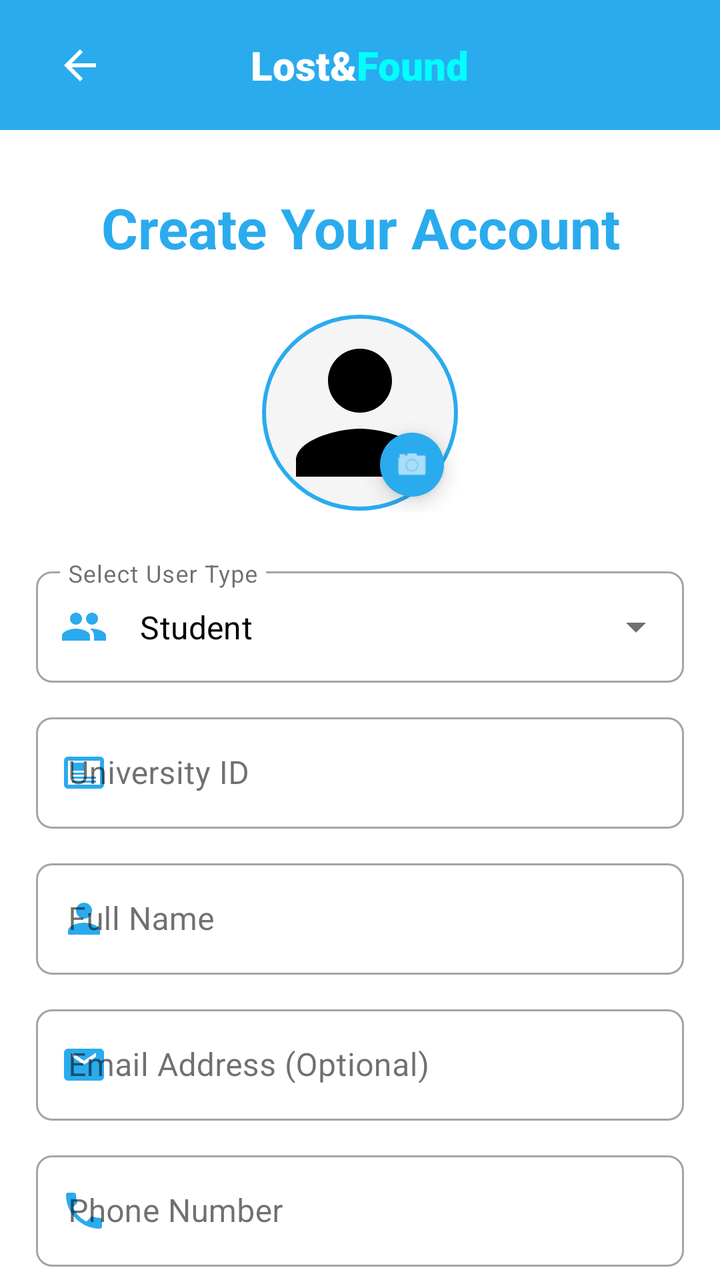
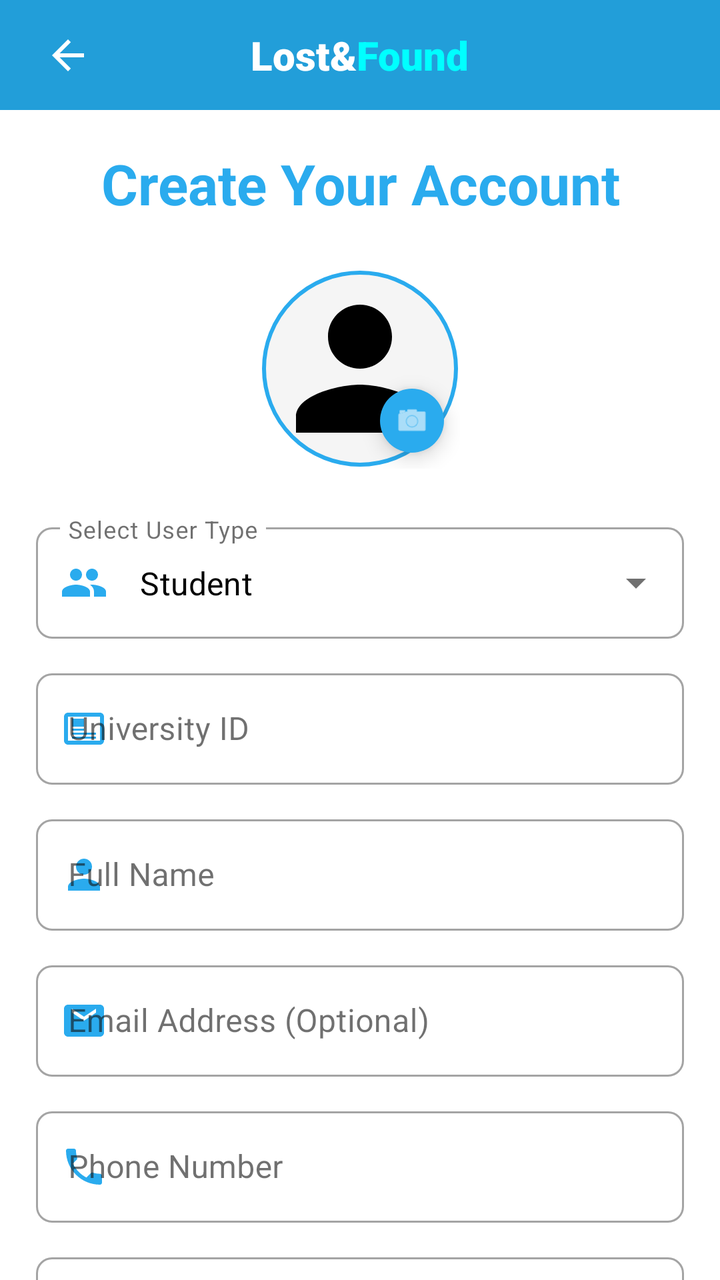

An Android layout rendered at two revisions. The XML below is the earlier revision; the diff shows what the commit changed to produce the second picture.
<!-- AndroidManifest.xml: application theme AppTheme -->
<!-- res/layout/activity_user_registration.xml -->
<?xml version="1.0" encoding="utf-8"?>
<androidx.coordinatorlayout.widget.CoordinatorLayout xmlns:android="http://schemas.android.com/apk/res/android"
    xmlns:app="http://schemas.android.com/apk/res-auto"
    xmlns:tools="http://schemas.android.com/tools"
    android:layout_width="match_parent"
    android:layout_height="match_parent"
    android:background="@color/white"
    android:fitsSystemWindows="true">

    <com.google.android.material.appbar.AppBarLayout
        android:layout_width="match_parent"
        android:layout_height="wrap_content"
        android:background="@color/primaryColor"
        android:fitsSystemWindows="true"
        app:elevation="0dp">

        <androidx.constraintlayout.widget.ConstraintLayout
            android:layout_width="match_parent"
            android:layout_height="65dp"
            android:paddingHorizontal="16dp">

            <ImageButton
                android:id="@+id/btnBack"
                android:layout_width="48dp"
                android:layout_height="48dp"
                android:background="?attr/selectableItemBackgroundBorderless"
                android:contentDescription="@string/back"
                android:src="@drawable/ic_back_arrow"
                app:layout_constraintBottom_toBottomOf="parent"
                app:layout_constraintStart_toStartOf="parent"
                app:layout_constraintTop_toTopOf="parent"
                app:tint="@color/white" />

            <LinearLayout
                android:layout_width="wrap_content"
                android:layout_height="wrap_content"
                android:orientation="horizontal"
                app:layout_constraintBottom_toBottomOf="parent"
                app:layout_constraintEnd_toEndOf="parent"
                app:layout_constraintStart_toStartOf="parent"
                app:layout_constraintTop_toTopOf="parent">

                <TextView
                    android:layout_width="wrap_content"
                    android:layout_height="wrap_content"
                    android:fontFamily="sans-serif-black"
                    android:text="@string/lost_part"
                    android:textColor="@color/white"
                    android:textSize="20sp" />

                <TextView
                    android:layout_width="wrap_content"
                    android:layout_height="wrap_content"
                    android:fontFamily="sans-serif-black"
                    android:text="@string/found_part"
                    android:textColor="@color/cyan"
                    android:textSize="20sp" />
            </LinearLayout>

        </androidx.constraintlayout.widget.ConstraintLayout>
    </com.google.android.material.appbar.AppBarLayout>

    <androidx.core.widget.NestedScrollView
        android:layout_width="match_parent"
        android:layout_height="match_parent"
        android:fillViewport="true"
        app:layout_behavior="@string/appbar_scrolling_view_behavior">

        <LinearLayout
            android:layout_width="match_parent"
            android:layout_height="wrap_content"
            android:orientation="vertical"
            android:padding="18dp">

            
            <TextView
                android:layout_width="wrap_content"
                android:layout_height="wrap_content"
                android:layout_gravity="center_horizontal"
                android:layout_marginTop="12dp"
                android:gravity="center"
                android:lineSpacingExtra="2dp"
                android:text="@string/register_title"
                android:textColor="@color/vibrantBlue"
                android:textSize="28sp"
                android:textStyle="bold" />

            
            <FrameLayout
                android:layout_width="wrap_content"
                android:layout_height="wrap_content"
                android:layout_gravity="center_horizontal"
                android:layout_marginTop="24dp"
                android:layout_marginBottom="24dp">

                <com.google.android.material.imageview.ShapeableImageView
                    android:id="@+id/ivProfilePicture"
                    android:layout_width="100dp"
                    android:layout_height="100dp"
                    android:background="@color/lightGrey"
                    android:padding="2dp"
                    android:scaleType="centerCrop"
                    android:src="@drawable/ic_user"
                    app:shapeAppearanceOverlay="@style/ShapeAppearance.App.Circle"
                    app:strokeColor="@color/vibrantBlue"
                    app:strokeWidth="2dp" />

                <com.google.android.material.floatingactionbutton.FloatingActionButton
                    android:id="@+id/fabAddPhoto"
                    android:layout_width="wrap_content"
                    android:layout_height="wrap_content"
                    android:layout_gravity="bottom|end"
                    android:backgroundTint="@color/vibrantBlue"
                    android:contentDescription="@string/add_photo"
                    android:src="@android:drawable/ic_menu_camera"
                    app:fabCustomSize="32dp"
                    app:maxImageSize="18dp"
                    app:tint="@color/white" />
            </FrameLayout>

            
            <com.google.android.material.textfield.TextInputLayout
                android:id="@+id/tilUserType"
                style="@style/Widget.MaterialComponents.TextInputLayout.OutlinedBox.ExposedDropdownMenu"
                android:layout_width="match_parent"
                android:layout_height="wrap_content"
                android:layout_marginBottom="12dp"
                android:hint="Select User Type"
                app:boxCornerRadiusBottomEnd="8dp"
                app:boxCornerRadiusBottomStart="8dp"
                app:boxCornerRadiusTopEnd="8dp"
                app:boxCornerRadiusTopStart="8dp"
                app:startIconDrawable="@drawable/ic_users"
                app:startIconTint="@color/primaryColor">

                <AutoCompleteTextView
                    android:id="@+id/actvUserType"
                    android:layout_width="match_parent"
                    android:layout_height="wrap_content"
                    android:inputType="none"
                    android:text="Student"
                    android:textColor="@color/black" />
            </com.google.android.material.textfield.TextInputLayout>

            
            <com.google.android.material.textfield.TextInputLayout
                android:id="@+id/tilUniversityId"
                style="@style/Widget.MaterialComponents.TextInputLayout.OutlinedBox"
                android:layout_width="match_parent"
                android:layout_height="wrap_content"
                android:layout_marginBottom="12dp"
                android:hint="@string/hint_university_id"
                app:boxCornerRadiusBottomEnd="8dp"
                app:boxCornerRadiusBottomStart="8dp"
                app:boxCornerRadiusTopEnd="8dp"
                app:boxCornerRadiusTopStart="8dp"
                app:startIconDrawable="@drawable/ic_admin_id"
                app:startIconTint="@color/primaryColor">

                <com.google.android.material.textfield.TextInputEditText
                    android:id="@+id/etUniversityId"
                    android:layout_width="match_parent"
                    android:layout_height="wrap_content"
                    android:inputType="text"
                    android:textColor="@color/black" />
            </com.google.android.material.textfield.TextInputLayout>

            
            <com.google.android.material.textfield.TextInputLayout
                android:id="@+id/tilFullName"
                style="@style/Widget.MaterialComponents.TextInputLayout.OutlinedBox"
                android:layout_width="match_parent"
                android:layout_height="wrap_content"
                android:layout_marginBottom="12dp"
                android:hint="@string/hint_full_name"
                app:boxCornerRadiusBottomEnd="8dp"
                app:boxCornerRadiusBottomStart="8dp"
                app:boxCornerRadiusTopEnd="8dp"
                app:boxCornerRadiusTopStart="8dp"
                app:startIconDrawable="@drawable/ic_user"
                app:startIconTint="@color/primaryColor">

                <com.google.android.material.textfield.TextInputEditText
                    android:id="@+id/etFullName"
                    android:layout_width="match_parent"
                    android:layout_height="wrap_content"
                    android:inputType="textPersonName"
                    android:textColor="@color/black" />
            </com.google.android.material.textfield.TextInputLayout>

            
            <com.google.android.material.textfield.TextInputLayout
                android:id="@+id/tilEmail"
                style="@style/Widget.MaterialComponents.TextInputLayout.OutlinedBox"
                android:layout_width="match_parent"
                android:layout_height="wrap_content"
                android:layout_marginBottom="12dp"
                android:hint="@string/hint_email"
                app:boxCornerRadiusBottomEnd="8dp"
                app:boxCornerRadiusBottomStart="8dp"
                app:boxCornerRadiusTopEnd="8dp"
                app:boxCornerRadiusTopStart="8dp"
                app:startIconDrawable="@drawable/ic_envelope"
                app:startIconTint="@color/primaryColor">

                <com.google.android.material.textfield.TextInputEditText
                    android:id="@+id/etEmail"
                    android:layout_width="match_parent"
                    android:layout_height="wrap_content"
                    android:inputType="textEmailAddress"
                    android:textColor="@color/black" />
            </com.google.android.material.textfield.TextInputLayout>

            
            <com.google.android.material.textfield.TextInputLayout
                android:id="@+id/tilPhone"
                style="@style/Widget.MaterialComponents.TextInputLayout.OutlinedBox"
                android:layout_width="match_parent"
                android:layout_height="wrap_content"
                android:layout_marginBottom="12dp"
                android:hint="@string/hint_phone"
                app:boxCornerRadiusBottomEnd="8dp"
                app:boxCornerRadiusBottomStart="8dp"
                app:boxCornerRadiusTopEnd="8dp"
                app:boxCornerRadiusTopStart="8dp"
                app:startIconDrawable="@drawable/ic_phone"
                app:startIconTint="@color/primaryColor">

                <com.google.android.material.textfield.TextInputEditText
                    android:id="@+id/etPhone"
                    android:layout_width="match_parent"
                    android:layout_height="wrap_content"
                    android:inputType="phone"
                    android:textColor="@color/black" />
            </com.google.android.material.textfield.TextInputLayout>

            
            <com.google.android.material.textfield.TextInputLayout
                android:id="@+id/tilDesignation"
                style="@style/Widget.MaterialComponents.TextInputLayout.OutlinedBox"
                android:layout_width="match_parent"
                android:layout_height="wrap_content"
                android:layout_marginBottom="12dp"
                android:hint="Designation"
                android:visibility="gone"
                app:boxCornerRadiusBottomEnd="8dp"
                app:boxCornerRadiusBottomStart="8dp"
                app:boxCornerRadiusTopEnd="8dp"
                app:boxCornerRadiusTopStart="8dp"
                app:startIconDrawable="@drawable/ic_list"
                app:startIconTint="@color/primaryColor">

                <com.google.android.material.textfield.TextInputEditText
                    android:id="@+id/etDesignation"
                    android:layout_width="match_parent"
                    android:layout_height="wrap_content"
                    android:inputType="text"
                    android:textColor="@color/black" />
            </com.google.android.material.textfield.TextInputLayout>

            
            <com.google.android.material.textfield.TextInputLayout
                android:id="@+id/tilBatch"
                style="@style/Widget.MaterialComponents.TextInputLayout.OutlinedBox"
                android:layout_width="match_parent"
                android:layout_height="wrap_content"
                android:layout_marginBottom="12dp"
                android:hint="@string/hint_batch"
                app:boxCornerRadiusBottomEnd="8dp"
                app:boxCornerRadiusBottomStart="8dp"
                app:boxCornerRadiusTopEnd="8dp"
                app:boxCornerRadiusTopStart="8dp"
                app:startIconDrawable="@drawable/ic_users"
                app:startIconTint="@color/primaryColor">

                <com.google.android.material.textfield.TextInputEditText
                    android:id="@+id/etBatch"
                    android:layout_width="match_parent"
                    android:layout_height="wrap_content"
                    android:inputType="text"
                    android:textColor="@color/black" />
            </com.google.android.material.textfield.TextInputLayout>

            
            <com.google.android.material.textfield.TextInputLayout
                android:id="@+id/tilDepartment"
                style="@style/Widget.MaterialComponents.TextInputLayout.OutlinedBox"
                android:layout_width="match_parent"
                android:layout_height="wrap_content"
                android:layout_marginBottom="12dp"
                android:hint="@string/hint_department"
                app:boxCornerRadiusBottomEnd="8dp"
                app:boxCornerRadiusBottomStart="8dp"
                app:boxCornerRadiusTopEnd="8dp"
                app:boxCornerRadiusTopStart="8dp"
                app:startIconDrawable="@drawable/ic_building"
                app:startIconTint="@color/primaryColor">

                <com.google.android.material.textfield.TextInputEditText
                    android:id="@+id/etDepartment"
                    android:layout_width="match_parent"
                    android:layout_height="wrap_content"
                    android:inputType="text"
                    android:textColor="@color/black" />
            </com.google.android.material.textfield.TextInputLayout>

            
            <com.google.android.material.textfield.TextInputLayout
                android:id="@+id/tilLevelTerm"
                style="@style/Widget.MaterialComponents.TextInputLayout.OutlinedBox.ExposedDropdownMenu"
                android:layout_width="match_parent"
                android:layout_height="wrap_content"
                android:layout_marginBottom="12dp"
                android:hint="@string/hint_level_term"
                app:boxCornerRadiusBottomEnd="8dp"
                app:boxCornerRadiusBottomStart="8dp"
                app:boxCornerRadiusTopEnd="8dp"
                app:boxCornerRadiusTopStart="8dp"
                app:startIconDrawable="@drawable/ic_layers"
                app:startIconTint="@color/primaryColor">

                <AutoCompleteTextView
                    android:id="@+id/actvLevelTerm"
                    android:layout_width="match_parent"
                    android:layout_height="wrap_content"
                    android:inputType="none"
                    android:textColor="@color/black" />
            </com.google.android.material.textfield.TextInputLayout>

            
            <com.google.android.material.textfield.TextInputLayout
                android:id="@+id/tilPassword"
                style="@style/Widget.MaterialComponents.TextInputLayout.OutlinedBox"
                android:layout_width="match_parent"
                android:layout_height="wrap_content"
                android:layout_marginBottom="12dp"
                android:hint="@string/hint_password"
                app:boxCornerRadiusBottomEnd="8dp"
                app:boxCornerRadiusBottomStart="8dp"
                app:boxCornerRadiusTopEnd="8dp"
                app:boxCornerRadiusTopStart="8dp"
                app:passwordToggleEnabled="true"
                app:passwordToggleTint="@color/primaryColor"
                app:startIconDrawable="@drawable/ic_lock"
                app:startIconTint="@color/primaryColor">

                <com.google.android.material.textfield.TextInputEditText
                    android:id="@+id/etPassword"
                    android:layout_width="match_parent"
                    android:layout_height="wrap_content"
                    android:inputType="textPassword"
                    android:textColor="@color/black" />
            </com.google.android.material.textfield.TextInputLayout>

            
            <com.google.android.material.textfield.TextInputLayout
                android:id="@+id/tilConfirmPassword"
                style="@style/Widget.MaterialComponents.TextInputLayout.OutlinedBox"
                android:layout_width="match_parent"
                android:layout_height="wrap_content"
                android:layout_marginBottom="16dp"
                android:hint="@string/hint_confirm_password"
                app:boxCornerRadiusBottomEnd="8dp"
                app:boxCornerRadiusBottomStart="8dp"
                app:boxCornerRadiusTopEnd="8dp"
                app:boxCornerRadiusTopStart="8dp"
                app:passwordToggleEnabled="true"
                app:passwordToggleTint="@color/primaryColor"
                app:startIconDrawable="@drawable/ic_lock"
                app:startIconTint="@color/primaryColor">

                <com.google.android.material.textfield.TextInputEditText
                    android:id="@+id/etConfirmPassword"
                    android:layout_width="match_parent"
                    android:layout_height="wrap_content"
                    android:inputType="textPassword"
                    android:textColor="@color/black" />
            </com.google.android.material.textfield.TextInputLayout>

            
            <com.google.android.material.checkbox.MaterialCheckBox
                android:id="@+id/cbPolicy"
                android:layout_width="match_parent"
                android:layout_height="wrap_content"
                android:layout_marginBottom="24dp"
                android:layout_gravity="center"
                android:text="@string/lost_and_found_policy"
                android:textColor="@color/textSecondary"
                android:textSize="14sp" />

            <FrameLayout
                android:layout_width="match_parent"
                android:layout_height="wrap_content"
                android:layout_marginBottom="12dp">

                <com.google.android.material.button.MaterialButton
                    android:id="@+id/btnCreateAccount"
                    android:layout_width="match_parent"
                    android:layout_height="56dp"
                    android:backgroundTint="@color/vibrantBlue"
                    android:text="@string/create_account"
                    android:textAllCaps="false"
                    android:textSize="16sp"
                    android:enabled="false"
                    app:cornerRadius="8dp" />

                <ProgressBar
                    android:id="@+id/progressBar"
                    android:layout_width="24dp"
                    android:layout_height="24dp"
                    android:layout_gravity="center"
                    android:indeterminateTint="@color/white"
                    android:visibility="gone" />
            </FrameLayout>

            <TextView
                android:id="@+id/tvLogin"
                android:layout_width="wrap_content"
                android:layout_height="wrap_content"
                android:layout_gravity="center"
                android:padding="8dp"
                android:text="@string/login_link"
                android:textColor="@color/textSecondary" />

        </LinearLayout>
    </androidx.core.widget.NestedScrollView>
</androidx.coordinatorlayout.widget.CoordinatorLayout>
<!-- resources referenced by this layout -->
<resources>
  <color name="black">#000000</color>
  <color name="cyan">#00FFFF</color>
  <color name="lightGrey">#F5F5F5</color>
  <color name="primaryColor">#2AABEE</color>
  <color name="textSecondary">#6B7280</color>
  <color name="vibrantBlue">#2AABEE</color>
  <color name="white">#FFFFFF</color>
  <!-- drawable ic_back_arrow (drawable) -->
  <?xml version="1.0" encoding="utf-8"?>
  <vector xmlns:android="http://schemas.android.com/apk/res/android"
      android:width="24dp"
      android:height="24dp"
      android:viewportWidth="24"
      android:viewportHeight="24">
      <path
          android:fillColor="#000000"
          android:pathData="M20,11H7.83l5.59,-5.59L12,4l-8,8l8,8l1.41,-1.41L7.83,13H20V11z" />
  </vector>
  <!-- drawable ic_list (drawable) -->
  <vector xmlns:android="http://schemas.android.com/apk/res/android"
      android:width="24dp"
      android:height="24dp"
      android:viewportWidth="24"
      android:viewportHeight="24">
    <path
        android:fillColor="#000000"
        android:pathData="M3,13h2v-2H3V13zM3,17h2v-2H3V17zM3,9h2V7H3V9zM7,13h14v-2H7V13zM7,17h14v-2H7V17zM7,7v2h14V7H7z"/>
  </vector>
  <string name="add_photo">Add Photo</string>
  <string name="back">Back</string>
  <string name="create_account">Create Account</string>
  <string name="found_part">Found</string>
  <string name="hint_batch">Batch (e.g., 18th)</string>
  <string name="hint_confirm_password">Confirm Password</string>
  <string name="hint_department">Department</string>
  <string name="hint_email">Email Address (Optional)</string>
  <string name="hint_full_name">Full Name</string>
  <string name="hint_level_term">Level Term</string>
  <string name="hint_password">Password</string>
  <string name="hint_phone">Phone Number</string>
  <string name="hint_university_id">University ID</string>
  <string name="login_link">Already have an account? <b>Login</b></string>
  <string name="lost_and_found_policy">I agree to the Lost &amp; Found policy and verification.</string>
  <string name="lost_part">Lost&amp;</string>
  <string name="register_title">Create Your Account</string>
  <style name="ShapeAppearance.App.Circle" parent="ShapeAppearance.Material3.MediumComponent">
          <item name="cornerFamily">rounded</item>
          <item name="cornerSize">50%</item>
      </style>
  <color name="primaryLightColor">#D1E1FF</color>
  <color name="primaryDarkColor">#229ED9</color>
  <color name="accentColor">#2AABEE</color>
  <color name="backgroundColor">#FFFFFF</color>
  <color name="surfaceColor">#FFFFFF</color>
  <color name="textPrimary">#111111</color>
  <style name="Widget.App.Button" parent="Widget.Material3.Button">
          <item name="android:insetTop">0dp</item>
          <item name="android:insetBottom">0dp</item>
          <item name="android:minHeight">48dp</item>
          <item name="shapeAppearance">@style/ShapeAppearance.App.SmallComponent</item>
          <item name="android:textAllCaps">false</item>
          <item name="android:textStyle">bold</item>
      </style>
  <style name="Widget.App.Card" parent="Widget.Material3.CardView.Elevated">
          <item name="cardCornerRadius">12dp</item>
          <item name="cardElevation">2dp</item>
          <item name="cardBackgroundColor">@color/surfaceColor</item>
      </style>
  <style name="ShapeAppearance.App.SmallComponent" parent="ShapeAppearance.Material3.SmallComponent">
          <item name="cornerSize">10dp</item>
      </style>
  <style name="ShapeAppearance.App.MediumComponent" parent="ShapeAppearance.Material3.MediumComponent">
          <item name="cornerSize">12dp</item>
      </style>
  <!-- unchanged entries left out for length: 9 -->
</resources>

<!-- the commit's change to res/layout/activity_user_registration.xml (unified diff, before → after) -->
@@ -2,6 +2,7 @@
 <androidx.coordinatorlayout.widget.CoordinatorLayout xmlns:android="http://schemas.android.com/apk/res/android"
     xmlns:app="http://schemas.android.com/apk/res-auto"
     xmlns:tools="http://schemas.android.com/tools"
+    android:id="@+id/registrationRoot"
     android:layout_width="match_parent"
     android:layout_height="match_parent"
     android:background="@color/white"
@@ -10,14 +11,14 @@
     <com.google.android.material.appbar.AppBarLayout
         android:layout_width="match_parent"
         android:layout_height="wrap_content"
-        android:background="@color/primaryColor"
+        android:background="@color/primaryDarkColor"
         android:fitsSystemWindows="true"
         app:elevation="0dp">
 
         <androidx.constraintlayout.widget.ConstraintLayout
             android:layout_width="match_parent"
-            android:layout_height="65dp"
-            android:paddingHorizontal="16dp">
+            android:layout_height="55dp"
+            android:paddingHorizontal="10dp">
 
             <ImageButton
                 android:id="@+id/btnBack"
@@ -61,23 +62,28 @@
     </com.google.android.material.appbar.AppBarLayout>
 
     <androidx.core.widget.NestedScrollView
+        android:id="@+id/nestedScrollView"
         android:layout_width="match_parent"
         android:layout_height="match_parent"
         android:fillViewport="true"
+        android:isScrollContainer="true"
         app:layout_behavior="@string/appbar_scrolling_view_behavior">
 
         <LinearLayout
             android:layout_width="match_parent"
             android:layout_height="wrap_content"
             android:orientation="vertical"
-            android:padding="18dp">
+            android:paddingTop="18dp"
+            android:paddingStart="18dp"
+            android:paddingEnd="18dp"
+            android:paddingBottom="0dp">
 
             
             <TextView
                 android:layout_width="wrap_content"
                 android:layout_height="wrap_content"
                 android:layout_gravity="center_horizontal"
-                android:layout_marginTop="12dp"
+                android:layout_marginTop="0dp"
                 android:gravity="center"
                 android:lineSpacingExtra="2dp"
                 android:text="@string/register_title"
@@ -388,6 +394,14 @@
                 android:textColor="@color/textSecondary"
                 android:textSize="14sp" />
 
+            
+            <View
+                android:id="@+id/idleSpacer"
+                android:layout_width="match_parent"
+                android:layout_height="0dp"
+                android:layout_weight="1" />
+
+            
             <FrameLayout
                 android:layout_width="match_parent"
                 android:layout_height="wrap_content"
@@ -413,14 +427,24 @@
                     android:visibility="gone" />
             </FrameLayout>
 
+            
             <TextView
                 android:id="@+id/tvLogin"
                 android:layout_width="wrap_content"
                 android:layout_height="wrap_content"
                 android:layout_gravity="center"
                 android:padding="8dp"
+                android:layout_marginBottom="20dp"
                 android:text="@string/login_link"
                 android:textColor="@color/textSecondary" />
+
+            
+            <View
+                android:id="@+id/keyboardSpacer"
+                android:layout_width="match_parent"
+                android:layout_height="0dp"
+                android:layout_weight="1"
+                android:visibility="gone" />
 
         </LinearLayout>
     </androidx.core.widget.NestedScrollView>
